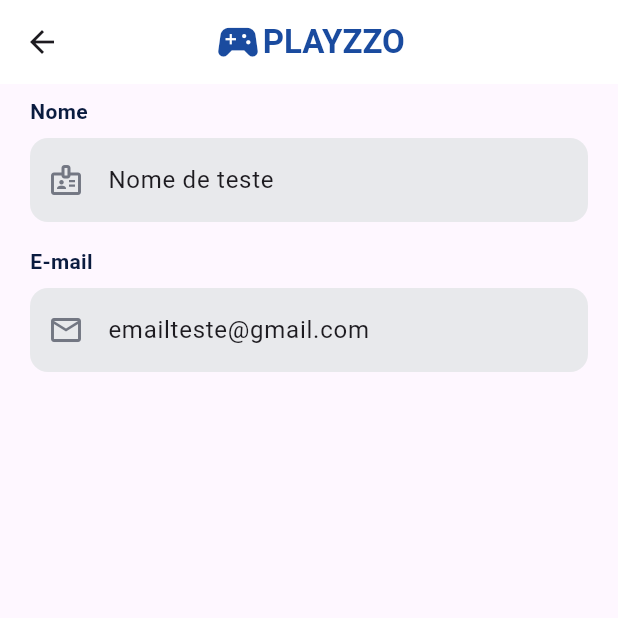
After one commit to DavidCrr/Playzzo, a Flutter app: the TelaPerfil screen opened directly, on a phone screen of 412 x 824 dp, the top half of it. The commit adds this screen. Run offline on Flutter 3.47's test engine with Material 3 defaults, Android fonts, the phone set to English and light mode, and no system bars.

Commit message:
Iniciando tela de perfil
Criando formulário de ajuste de cadastro de perfil, adicionando navigator.push da tela de login para a tela de perfil...

```diff
--- a/lib/views/tela_cadastro.dart
+++ b/lib/views/tela_cadastro.dart
@@ -4,6 +4,7 @@ import 'package:flutter/material.dart';
 const Color _azulPrimario = Color(0xFF1A4B9F);
 const Color _azulEscuro = Color(0xFF0A1B3F);
 const Color _cinzaTexto = Color(0xFF434652);
+const Color _cinzaIcone = Color(0xFF737783);
 const Color _fundoCampo = Color.fromARGB(255, 232, 233, 236);
 const Color _rosaDestaque = Color(0xFFE8668A);
 
@@ -65,7 +66,7 @@ class _TelaCadastroState extends State<TelaCadastro> {
   }) {
     return InputDecoration(
       hintText: texto,
-      prefixIcon: Icon(icone, color: _azulPrimario),
+      prefixIcon: Icon(icone, color: _cinzaIcone),
       suffixIcon: sufixo,
       filled: true,
       fillColor: _fundoCampo,
@@ -170,7 +171,7 @@ class _TelaCadastroState extends State<TelaCadastro> {
                   controller: _nomeController,
                   decoration: _decoracaoCampo(
                     texto: 'Marcus...',
-                    icone: Icons.badge_outlined
+                    icone: Icons.badge_outlined,
                   ),
                 ),
                 const SizedBox(height: 16),
--- a/lib/views/tela_login.dart
+++ b/lib/views/tela_login.dart
@@ -1,7 +1,7 @@
 //Inserindo bibliotecas
 import 'package:flutter/material.dart';
 import 'tela_cadastro.dart';
-
+import 'tela_perfil.dart';
 //Criando a classe TelaLogin
 class TelaLogin extends StatefulWidget {
   const TelaLogin({super.key});
@@ -29,11 +29,18 @@ class _TelaLoginState extends State<TelaLogin> {
   //Fazer mais verificações nesse if
     if(email.isEmpty || senha.isEmpty){
       _mostrarMensagem('Preencha todos os campos.');
+      return;
     }
     if(!email.contains('@')){
       _mostrarMensagem('Digite um e-mail válida.');
+      return;
     }
     _mostrarMensagem('Login realizado! Bem-vindo à festa');
+     Navigator.push(
+      context,
+     MaterialPageRoute(builder:(context) => const TelaPerfil()
+      ),
+    );
   }
 
   //Controlador do campo de e-mail e senha
@@ -198,7 +205,7 @@ class _TelaLoginState extends State<TelaLogin> {
                         onPressed: () =>
                         _mostrarMensagem('Tela de recuperação de senha será criada'),
                         child: const Text(
-                          'Esquece a senha',
+                          'Esqueci a senha',
                           style: TextStyle(
                             fontWeight: FontWeight.bold,
                         ),
@@ -275,7 +282,7 @@ class _TelaLoginState extends State<TelaLogin> {
                   mainAxisAlignment: MainAxisAlignment.center,
                   children: [
                     const Text(
-                      'Ainda não tem um conta?',
+                      'Ainda não tem uma conta?',
                       style: TextStyle(
                         color: Color(0xFF434652),
                         fontSize:14,
--- /dev/null
+++ b/lib/views/tela_perfil.dart
@@ -0,0 +1,127 @@
+import 'package:flutter/material.dart';
+
+const Color _azulPrimario = Color(0xFF1A4B9F);
+const Color _azulEscuro = Color(0xFF0A1B3F);
+const Color _cinzaTexto = Color(0xFF434652);
+const Color _cinzaIcone = Color(0xFF737783);
+const Color _fundoCampo = Color.fromARGB(255, 232, 233, 236);
+const Color _rosaDestaque = Color(0xFFE8668A);
+
+class TelaPerfil extends StatefulWidget {
+  const TelaPerfil({super.key});
+
+  @override
+  State<TelaPerfil> createState() => _TelaPerfilState();
+}
+
+class _TelaPerfilState extends State<TelaPerfil> {
+  final _nomeController = TextEditingController(text: 'Nome de teste');
+  final _emailController = TextEditingController(text: 'emailteste@gmail.com');
+
+  @override
+  void dispose() {
+    _nomeController.dispose();
+    _emailController.dispose();
+  }
+    void _mostrarMensagem(String texto) {
+    ScaffoldMessenger.of(context).showSnackBar(
+      SnackBar(content: Text(texto)),
+    );
+  }
+  Widget _rotulo(String texto) {
+    return Padding(
+      padding: const EdgeInsets.only(bottom: 8),
+      child: Text.rich(
+        TextSpan(
+          text: texto,
+          style: const TextStyle(
+            color: _azulEscuro,
+            fontSize: 14,
+            fontWeight: FontWeight.w600,
+          ),
+        ),
+      ),
+    );
+  }
+  InputDecoration _decoracaoCampo({
+    required IconData icone,
+    Widget? sufixo,
+  }) {
+    return InputDecoration(
+      prefixIcon: Icon(icone, color: _cinzaIcone),
+      suffixIcon: sufixo,
+      filled: true,
+      fillColor: _fundoCampo,
+      border: OutlineInputBorder(
+        borderRadius: BorderRadius.circular(12),
+        borderSide: BorderSide.none,
+      ),
+    );
+  }
+  void _salvar() {
+    if (_nomeController.text.trim().isEmpty || _emailController.text.trim().isEmpty) {
+      _mostrarMensagem('Os campos não podem ficar vazios.');
+      return;
+    }
+    setState(() {});
+      _mostrarMensagem('Alterações salvas!');
+  }
+
+  @override
+  Widget build(BuildContext context) {
+    return Scaffold (
+      appBar: AppBar(
+        backgroundColor: Colors.white,
+        elevation: 0,
+        centerTitle: true,
+        title: const Row(
+        mainAxisSize: MainAxisSize.min,
+        children: [
+          Icon(
+            Icons.sports_esports,
+            color: _azulPrimario,
+            size: 33,
+            ),
+            SizedBox(height: 8),
+            Text(
+              'PLAYZZO',
+              style: TextStyle(
+                color: _azulPrimario,
+                fontWeight: FontWeight.bold,
+              ),
+            ),
+          ],
+        ),
+      ),
+      body: SafeArea(
+        child: SingleChildScrollView(
+          child: Padding(
+            padding: const EdgeInsets.symmetric(horizontal:20),
+            child: Column(
+              crossAxisAlignment: CrossAxisAlignment.stretch,
+              children: [
+                const SizedBox(height: 8),
+                _rotulo('Nome'),
+                TextField(
+                  controller: _nomeController,
+                  decoration: _decoracaoCampo(
+                    icone: Icons.badge_outlined
+                  ),
+                ),
+                const SizedBox(height:16),
+                _rotulo('E-mail'),
+                TextField(
+                  controller: _emailController,
+                  keyboardType: TextInputType.emailAddress,
+                  decoration: _decoracaoCampo(
+                    icone: Icons.mail_outline
+                  ),
+                ),
+              ],
+            ),
+          ),
+        ),
+      ),
+    );
+  }
+}
```
